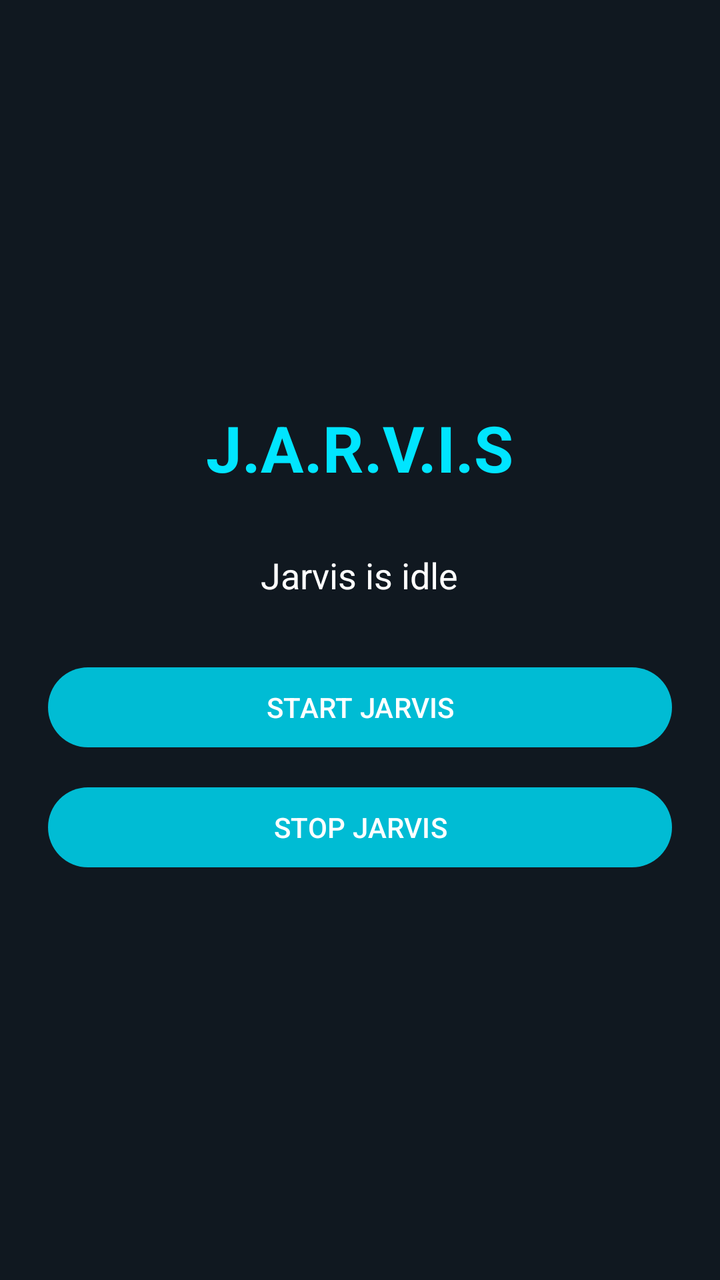
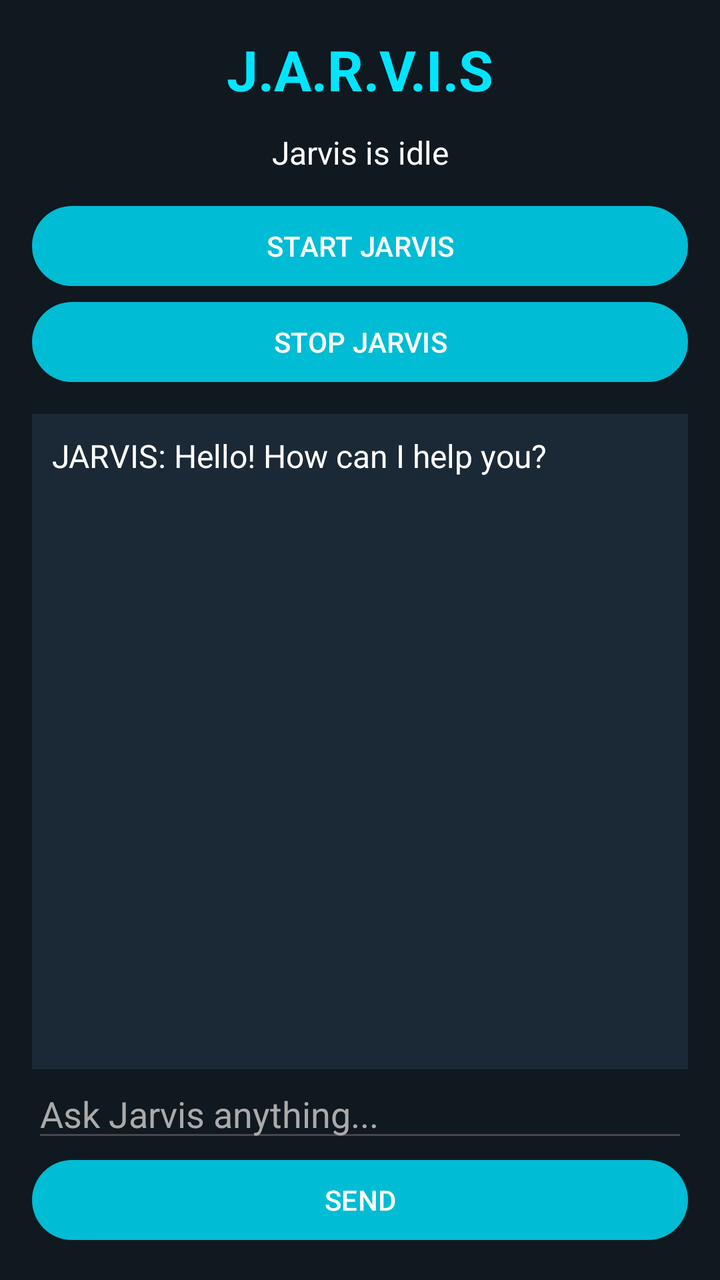

Two renders of the same Android screen: before a commit and after it. Below are the layout's source before the change and the commit's diff.
<!-- AndroidManifest.xml: application theme Theme.Jarvis -->
<!-- res/layout/activity_main.xml -->
<?xml version="1.0" encoding="utf-8"?>
<LinearLayout
    xmlns:android="http://schemas.android.com/apk/res/android"
    android:layout_width="match_parent"
    android:layout_height="match_parent"
    android:orientation="vertical"
    android:gravity="center"
    android:padding="24dp"
    android:background="#101820">

    <TextView
        android:layout_width="wrap_content"
        android:layout_height="wrap_content"
        android:text="J.A.R.V.I.S"
        android:textSize="32sp"
        android:textStyle="bold"
        android:textColor="#00E5FF"/>

    <TextView
        android:id="@+id/tvStatus"
        android:layout_width="wrap_content"
        android:layout_height="wrap_content"
        android:text="Jarvis is idle"
        android:textSize="18sp"
        android:textColor="#FFFFFF"
        android:layout_marginTop="30dp"/>

    <Button
        android:id="@+id/btnStart"
        android:layout_width="match_parent"
        android:layout_height="wrap_content"
        android:text="START JARVIS"
        android:layout_marginTop="30dp"/>

    <Button
        android:id="@+id/btnStop"
        android:layout_width="match_parent"
        android:layout_height="wrap_content"
        android:text="STOP JARVIS"
        android:layout_marginTop="12dp"/>

</LinearLayout>
<!-- resources referenced by this layout -->
<resources>
  <style name="Theme.Jarvis" parent="Theme.Material3.DayNight.NoActionBar">
          <item name="colorPrimary">#00BCD4</item>
          <item name="colorSecondary">#00E5FF</item>
          <item name="android:statusBarColor">#101820</item>
          <item name="android:navigationBarColor">#101820</item>
      </style>
</resources>

<!-- the commit's change to res/layout/activity_main.xml (unified diff, before → after) -->
@@ -4,39 +4,69 @@
     android:layout_width="match_parent"
     android:layout_height="match_parent"
     android:orientation="vertical"
-    android:gravity="center"
-    android:padding="24dp"
+    android:padding="16dp"
     android:background="#101820">
 
     <TextView
-        android:layout_width="wrap_content"
+        android:layout_width="match_parent"
         android:layout_height="wrap_content"
         android:text="J.A.R.V.I.S"
-        android:textSize="32sp"
+        android:textSize="28sp"
         android:textStyle="bold"
+        android:gravity="center"
         android:textColor="#00E5FF"/>
 
     <TextView
         android:id="@+id/tvStatus"
-        android:layout_width="wrap_content"
+        android:layout_width="match_parent"
         android:layout_height="wrap_content"
         android:text="Jarvis is idle"
-        android:textSize="18sp"
+        android:textSize="16sp"
+        android:gravity="center"
         android:textColor="#FFFFFF"
-        android:layout_marginTop="30dp"/>
+        android:padding="12dp"/>
 
     <Button
         android:id="@+id/btnStart"
         android:layout_width="match_parent"
         android:layout_height="wrap_content"
-        android:text="START JARVIS"
-        android:layout_marginTop="30dp"/>
+        android:text="START JARVIS"/>
 
     <Button
         android:id="@+id/btnStop"
         android:layout_width="match_parent"
         android:layout_height="wrap_content"
-        android:text="STOP JARVIS"
-        android:layout_marginTop="12dp"/>
+        android:text="STOP JARVIS"/>
 
+    <ScrollView
+        android:layout_width="match_parent"
+        android:layout_height="0dp"
+        android:layout_weight="1"
+        android:layout_marginTop="12dp"
+        android:background="#1B2835"
+        android:padding="10dp">
+
+        <TextView
+            android:id="@+id/tvChatHistory"
+            android:layout_width="match_parent"
+            android:layout_height="wrap_content"
+            android:text="JARVIS: Hello! How can I help you?"
+            android:textColor="#FFFFFF"
+            android:textSize="16sp"/>
+    </ScrollView>
+
+    <EditText
+        android:id="@+id/etMessage"
+        android:layout_width="match_parent"
+        android:layout_height="wrap_content"
+        android:hint="Ask Jarvis anything..."
+        android:textColor="#FFFFFF"
+        android:textColorHint="#AAAAAA"
+        android:singleLine="true"/>
+
+    <Button
+        android:id="@+id/btnSend"
+        android:layout_width="match_parent"
+        android:layout_height="wrap_content"
+        android:text="SEND"/>
 </LinearLayout>
